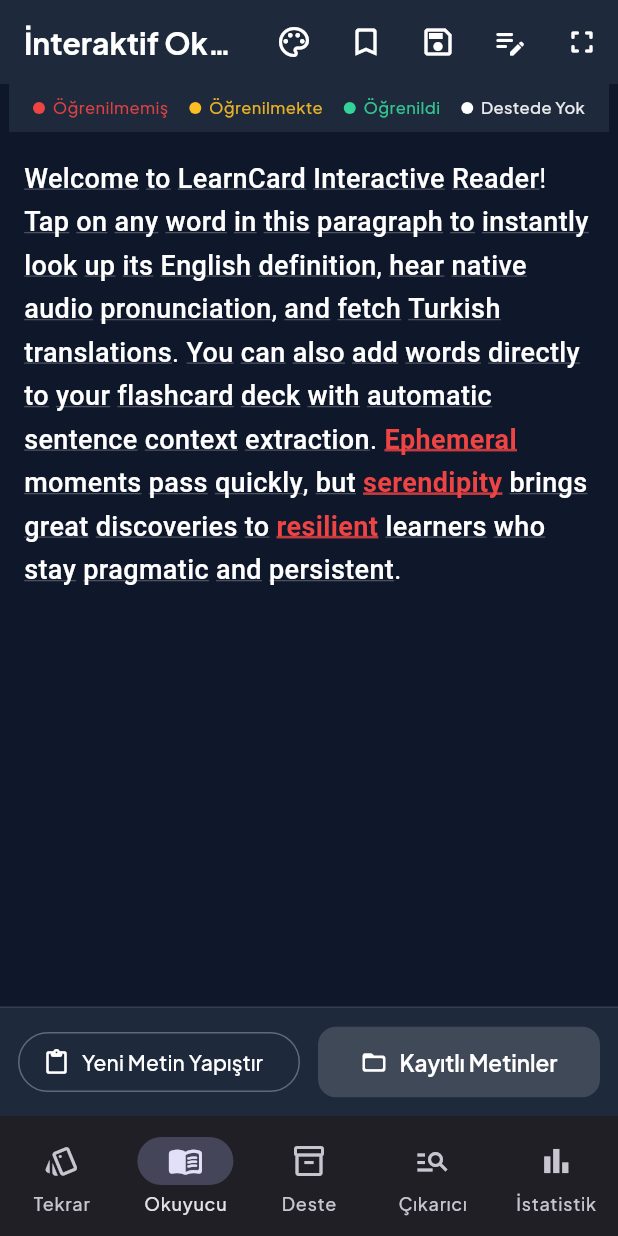
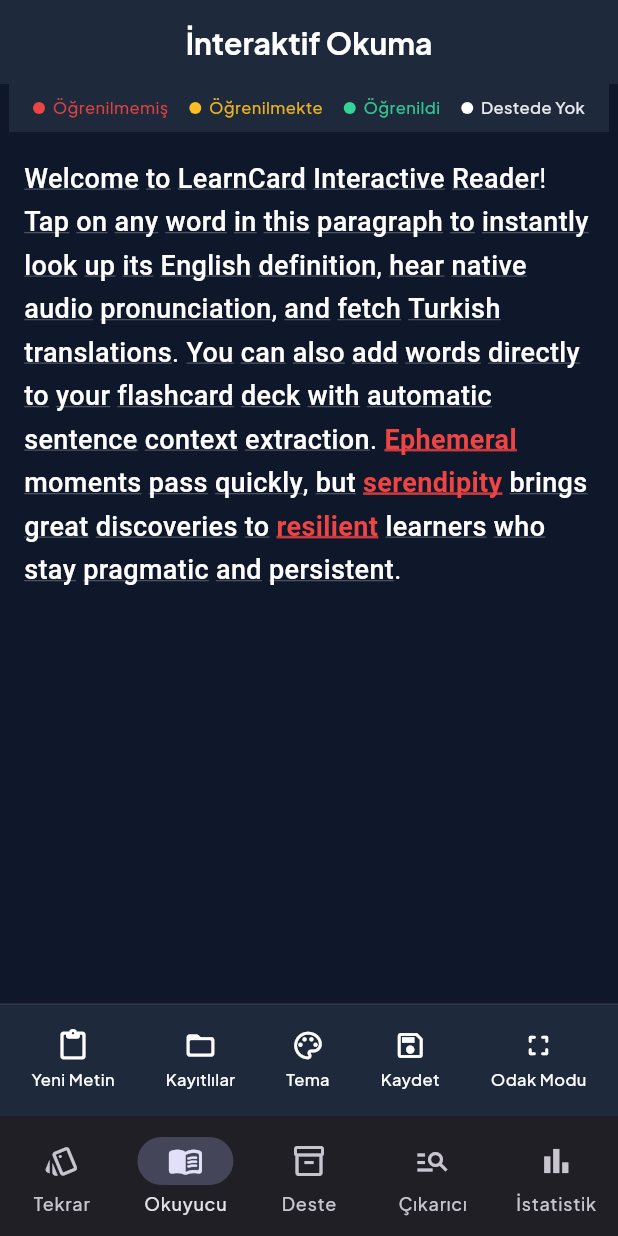
Before and after one commit to EminAkkaya/LearnCardFlutter, a Flutter app: the screen it shows after launch, item 2 of the bottom bar chosen, on a phone screen of 412 x 824 dp. Run offline on Flutter 3.47's test engine with Material 3 defaults, Android fonts, the phone set to English and light mode, and no system bars; our stand-ins replace audioplayers, flutter_riverpod, google_fonts, shared_preferences, supabase_flutter; accounts and stored records are empty; network calls fail; statements that could not run were skipped.

```diff
--- a/lib/views/reader/reader_screen.dart
+++ b/lib/views/reader/reader_screen.dart
@@ -42,15 +42,16 @@ class _ReaderScreenState extends ConsumerState<ReaderScreen> {
   }
 
   void _openWordSheet(String word) {
-    final String contextStr = TextParser.extractSentence(_textController.text, word);
+    final String contextStr = TextParser.extractSentence(
+      _textController.text,
+      word,
+    );
     showModalBottomSheet(
       context: context,
       isScrollControlled: true,
       backgroundColor: Colors.transparent,
-      builder: (ctx) => WordDetailSheet(
-        word: word,
-        sentenceContext: contextStr,
-      ),
+      builder: (ctx) =>
+          WordDetailSheet(word: word, sentenceContext: contextStr),
     );
   }
 
@@ -103,7 +104,10 @@ class _ReaderScreenState extends ConsumerState<ReaderScreen> {
                     ),
                   ),
                   child: ListTile(
-                    contentPadding: const EdgeInsets.symmetric(horizontal: 16, vertical: 4),
+                    contentPadding: const EdgeInsets.symmetric(
+                      horizontal: 16,
+                      vertical: 4,
+                    ),
                     title: Text(
                       themeColors.label,
                       style: TextStyle(
@@ -113,14 +117,44 @@ class _ReaderScreenState extends ConsumerState<ReaderScreen> {
                     ),
                     subtitle: Row(
                       children: [
-                        Text('Örnek: ', style: TextStyle(color: themeColors.defaultText, fontSize: 12)),
-                        Text('Yeni ', style: TextStyle(color: themeColors.newWordColor, fontWeight: FontWeight.bold, fontSize: 12)),
-                        Text('Öğrenilen ', style: TextStyle(color: themeColors.learningWordColor, fontWeight: FontWeight.bold, fontSize: 12)),
-                        Text('Öğrenildi', style: TextStyle(color: themeColors.masteredWordColor, fontWeight: FontWeight.bold, fontSize: 12)),
+                        Text(
+                          'Örnek: ',
+                          style: TextStyle(
+                            color: themeColors.defaultText,
+                            fontSize: 12,
+                          ),
+                        ),
+                        Text(
+                          'Yeni ',
+                          style: TextStyle(
+                            color: themeColors.newWordColor,
+                            fontWeight: FontWeight.bold,
+                            fontSize: 12,
+                          ),
+                        ),
+                        Text(
+                          'Öğrenilen ',
+                          style: TextStyle(
+                            color: themeColors.learningWordColor,
+                            fontWeight: FontWeight.bold,
+                            fontSize: 12,
+                          ),
+                        ),
+                        Text(
+                          'Öğrenildi',
+                          style: TextStyle(
+                            color: themeColors.masteredWordColor,
+                            fontWeight: FontWeight.bold,
+                            fontSize: 12,
+                          ),
+                        ),
                       ],
                     ),
                     trailing: isSelected
-                        ? Icon(Icons.check_circle_rounded, color: themeColors.newWordColor)
+                        ? Icon(
+                            Icons.check_circle_rounded,
+                            color: themeColors.newWordColor,
+                          )
                         : null,
                     onTap: () {
                       ref.read(readingProvider.notifier).setThemeMode(mode);
@@ -166,10 +200,9 @@ class _ReaderScreenState extends ConsumerState<ReaderScreen> {
                 final messenger = ScaffoldMessenger.of(context);
                 final navigator = Navigator.of(ctx);
 
-                await ref.read(readingProvider.notifier).saveArticle(
-                      titleController.text,
-                      _textController.text,
-                    );
+                await ref
+                    .read(readingProvider.notifier)
+                    .saveArticle(titleController.text, _textController.text);
 
                 navigator.pop();
                 messenger.showSnackBar(
@@ -207,7 +240,10 @@ class _ReaderScreenState extends ConsumerState<ReaderScreen> {
                     children: [
                       const Text(
                         'Kaydedilen Okuma Metinleri',
-                        style: TextStyle(fontSize: 18, fontWeight: FontWeight.bold),
+                        style: TextStyle(
+                          fontSize: 18,
+                          fontWeight: FontWeight.bold,
+                        ),
                       ),
                       IconButton(
                         icon: const Icon(Icons.close),
@@ -233,7 +269,9 @@ class _ReaderScreenState extends ConsumerState<ReaderScreen> {
                             child: ListTile(
                               title: Text(
                                 article.title,
-                                style: const TextStyle(fontWeight: FontWeight.bold),
+                                style: const TextStyle(
+                                  fontWeight: FontWeight.bold,
+                                ),
                               ),
                               subtitle: Text(
                                 article.text.length > 80
@@ -241,13 +279,20 @@ class _ReaderScreenState extends ConsumerState<ReaderScreen> {
                                     : article.text,
                               ),
                               trailing: IconButton(
-                                icon: const Icon(Icons.delete_outline, color: Colors.red),
+                                icon: const Icon(
+                                  Icons.delete_outline,
+                                  color: Colors.red,
+                                ),
                                 onPressed: () {
-                                  ref.read(readingProvider.notifier).deleteArticle(article.id);
+                                  ref
+                                      .read(readingProvider.notifier)
+                                      .deleteArticle(article.id);
                                 },
                               ),
                               onTap: () {
-                                ref.read(readingProvider.notifier).selectArticle(article);
+                                ref
+                                    .read(readingProvider.notifier)
+                                    .selectArticle(article);
                                 Navigator.pop(ctx);
                               },
                             ),
@@ -288,7 +333,9 @@ class _ReaderScreenState extends ConsumerState<ReaderScreen> {
           ),
           ElevatedButton(
             onPressed: () {
-              ref.read(readingProvider.notifier).updateCurrentText(inputCtrl.text);
+              ref
+                  .read(readingProvider.notifier)
+                  .updateCurrentText(inputCtrl.text);
               Navigator.pop(ctx);
             },
             child: const Text('Metni Yükle'),
@@ -326,10 +373,7 @@ class _ReaderScreenState extends ConsumerState<ReaderScreen> {
         Container(
           width: 8,
           height: 8,
-          decoration: BoxDecoration(
-            color: color,
-            shape: BoxShape.circle,
-          ),
+          decoration: BoxDecoration(color: color, shape: BoxShape.circle),
         ),
         const SizedBox(width: 5),
         Text(
@@ -341,6 +385,36 @@ class _ReaderScreenState extends ConsumerState<ReaderScreen> {
           ),
         ),
       ],
+    );
+  }
+
+  Widget _buildBottomAction({
+    required IconData icon,
+    required String label,
+    required Color color,
+    required VoidCallback onTap,
+  }) {
+    return InkWell(
+      onTap: onTap,
+      borderRadius: BorderRadius.circular(8),
+      child: Padding(
+        padding: const EdgeInsets.symmetric(horizontal: 8, vertical: 6),
+        child: Column(
+          mainAxisSize: MainAxisSize.min,
+          children: [
+            Icon(icon, color: color, size: 22),
+            const SizedBox(height: 4),
+            Text(
+              label,
+              style: TextStyle(
+                fontSize: 11,
+                color: color,
+                fontWeight: FontWeight.w500,
+              ),
+            ),
+          ],
+        ),
+      ),
     );
   }
 
@@ -359,13 +433,15 @@ class _ReaderScreenState extends ConsumerState<ReaderScreen> {
 
     final readingState = ref.watch(readingProvider);
     // Optimization: Only rebuild when the cards list changes, not on every flashcard state change
-    final flashcardCards = ref.watch(flashcardProvider.select((state) => state.cards));
+    final flashcardCards = ref.watch(
+      flashcardProvider.select((state) => state.cards),
+    );
 
     final isFocusMode = readingState.isFocusMode;
     final themeColors = ReaderThemeColors.fromMode(readingState.themeMode);
 
     final cardMap = {
-      for (final card in flashcardCards) card.word.toLowerCase(): card.status
+      for (final card in flashcardCards) card.word.toLowerCase(): card.status,
     };
 
     return Scaffold(
@@ -376,42 +452,14 @@ class _ReaderScreenState extends ConsumerState<ReaderScreen> {
               backgroundColor: themeColors.surface,
               foregroundColor: themeColors.defaultText,
               elevation: 0,
+              centerTitle: true,
               title: Text(
-                'İnteraktif Okuyucu',
-                style: TextStyle(color: themeColors.defaultText),
+                'İnteraktif Okuma',
+                style: TextStyle(
+                  color: themeColors.defaultText,
+                  fontWeight: FontWeight.bold,
+                ),
               ),
-              actions: [
-                IconButton(
-                  icon: const Icon(Icons.palette_outlined),
-                  tooltip: 'Tema Seç',
-                  color: themeColors.defaultText,
-                  onPressed: () => _showThemeSelectorSheet(themeColors),
-                ),
-                IconButton(
-                  icon: const Icon(Icons.bookmark_border_rounded),
-                  tooltip: 'Kayıtlı Metinler',
-                  color: themeColors.defaultText,
-                  onPressed: _showSavedArticlesSheet,
-                ),
-                IconButton(
-                  icon: const Icon(Icons.save_outlined),
-                  tooltip: 'Metni Kaydet',
-                  color: themeColors.defaultText,
-                  onPressed: _showSaveArticleDialog,
-                ),
-                IconButton(
-                  icon: const Icon(Icons.edit_note_rounded),
-                  tooltip: 'Metni Düzenle',
-                  color: themeColors.defaultText,
-                  onPressed: _showNewTextDialog,
-                ),
-                IconButton(
-                  icon: const Icon(Icons.fullscreen_rounded),
-                  tooltip: 'Odak Modu',
-                  color: themeColors.defaultText,
-                  onPressed: () => ref.read(readingProvider.notifier).toggleFocusMode(),
-                ),
-              ],
             ),
       body: SafeArea(
         child: Column(
@@ -432,7 +480,9 @@ class _ReaderScreenState extends ConsumerState<ReaderScreen> {
                       icon: const Icon(Icons.fullscreen_exit_rounded, size: 28),
                       color: themeColors.defaultText.withValues(alpha: 0.7),
                       tooltip: 'Odak Modundan Çık',
-                      onPressed: () => ref.read(readingProvider.notifier).setFocusMode(false),
+                      onPressed: () => ref
+                          .read(readingProvider.notifier)
+                          .setFocusMode(false),
                     ),
                   ],
                 ),
@@ -461,35 +511,58 @@ class _ReaderScreenState extends ConsumerState<ReaderScreen> {
 
             if (!isFocusMode)
               Container(
-                padding: const EdgeInsets.all(12),
+                padding: const EdgeInsets.symmetric(
+                  horizontal: 4,
+                  vertical: 10,
+                ),
                 decoration: BoxDecoration(
                   color: themeColors.surface,
-                  border: Border(top: BorderSide(color: themeColors.defaultText.withValues(alpha: 0.1))),
+                  border: Border(
+                    top: BorderSide(
+                      color: themeColors.defaultText.withValues(alpha: 0.08),
+                    ),
+                  ),
+                  boxShadow: [
+                    BoxShadow(
+                      color: Colors.black.withValues(alpha: 0.03),
+                      blurRadius: 10,
+                      offset: const Offset(0, -4),
+                    ),
+                  ],
                 ),
                 child: Row(
+                  mainAxisAlignment: MainAxisAlignment.spaceAround,
                   children: [
-                    Expanded(
-                      child: OutlinedButton.icon(
-                        style: OutlinedButton.styleFrom(
-                          foregroundColor: themeColors.defaultText,
-                          side: BorderSide(color: themeColors.defaultText.withValues(alpha: 0.3)),
-                        ),
-                        onPressed: _showNewTextDialog,
-                        icon: const Icon(Icons.paste_rounded, size: 18),
-                        label: const Text('Yeni Metin Yapıştır'),
-                      ),
+                    _buildBottomAction(
+                      icon: Icons.paste_rounded,
+                      label: 'Yeni Metin',
+                      color: themeColors.defaultText,
+                      onTap: _showNewTextDialog,
                     ),
-                    const SizedBox(width: 12),
-                    Expanded(
-                      child: ElevatedButton.icon(
-                        style: ElevatedButton.styleFrom(
-                          backgroundColor: themeColors.defaultText.withValues(alpha: 0.15),
-                          foregroundColor: themeColors.defaultText,
-                        ),
-                        onPressed: _showSavedArticlesSheet,
-                        icon: const Icon(Icons.folder_open_rounded, size: 18),
-                        label: const Text('Kayıtlı Metinler'),
-                      ),
+                    _buildBottomAction(
+                      icon: Icons.folder_open_rounded,
+                      label: 'Kayıtlılar',
+                      color: themeColors.defaultText,
+                      onTap: _showSavedArticlesSheet,
+                    ),
+                    _buildBottomAction(
+                      icon: Icons.palette_outlined,
+                      label: 'Tema',
+                      color: themeColors.defaultText,
+                      onTap: () => _showThemeSelectorSheet(themeColors),
+                    ),
+                    _buildBottomAction(
+                      icon: Icons.save_outlined,
+                      label: 'Kaydet',
+                      color: themeColors.defaultText,
+                      onTap: _showSaveArticleDialog,
+                    ),
+                    _buildBottomAction(
+                      icon: Icons.fullscreen_rounded,
+                      label: 'Odak Modu',
+                      color: themeColors.defaultText,
+                      onTap: () =>
+                          ref.read(readingProvider.notifier).toggleFocusMode(),
                     ),
                   ],
                 ),
@@ -576,11 +649,15 @@ class _ReaderParagraphState extends State<ReaderParagraph> {
           decorationThickness = 2.0;
         } else if (status == 'learning') {
           wordColor = widget.colors.learningWordColor;
-          underlineColor = widget.colors.learningWordColor.withValues(alpha: 0.8);
+          underlineColor = widget.colors.learningWordColor.withValues(
+            alpha: 0.8,
+          );
           decorationThickness = 2.0;
         } else if (status == 'mastered') {
           wordColor = widget.colors.masteredWordColor;
-          underlineColor = widget.colors.masteredWordColor.withValues(alpha: 0.8);
+          underlineColor = widget.colors.masteredWordColor.withValues(
+            alpha: 0.8,
+          );
           decorationThickness = 2.0;
         } else {
           wordColor = widget.colors.unaddedWordColor;
```
Also changed, not shown: lib/providers/reading_provider.dart (+59 -2 lines).
